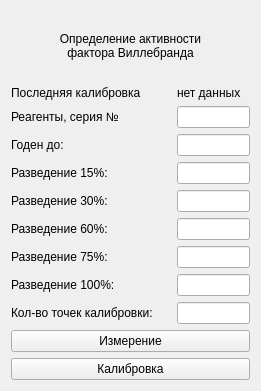
krang4d/Agrekola, file choisedialog/agr2.ui: the form before one commit.
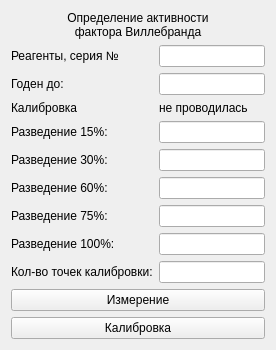
The form after the commit.

Commit message: some chenges in the calculate of data and ui

Diff of the .ui file:
```diff
--- a/choisedialog/agr2.ui
+++ b/choisedialog/agr2.ui
@@ -6,8 +6,8 @@
    <rect>
     <x>0</x>
     <y>0</y>
-    <width>261</width>
-    <height>391</height>
+    <width>276</width>
+    <height>333</height>
    </rect>
   </property>
   <property name="windowTitle">
@@ -31,26 +31,6 @@
    <item>
     <layout class="QFormLayout" name="formLayout">
      <item row="0" column="0">
-      <widget class="QLabel" name="label_1">
-       <property name="text">
-        <string>Последняя калибровка</string>
-       </property>
-      </widget>
-     </item>
-     <item row="0" column="1">
-      <widget class="QLabel" name="label_calibrationData">
-       <property name="minimumSize">
-        <size>
-         <width>40</width>
-         <height>0</height>
-        </size>
-       </property>
-       <property name="text">
-        <string>нет данных</string>
-       </property>
-      </widget>
-     </item>
-     <item row="1" column="0">
       <widget class="QLabel" name="label_2">
        <property name="text">
         <string>Реагенты, серия №</string>
@@ -60,10 +40,10 @@
        </property>
       </widget>
      </item>
-     <item row="1" column="1">
+     <item row="0" column="1">
       <widget class="QLineEdit" name="lineEdit_1"/>
      </item>
-     <item row="2" column="0">
+     <item row="1" column="0">
       <widget class="QLabel" name="label_3">
        <property name="text">
         <string>Годен до:</string>
@@ -73,9 +53,29 @@
        </property>
       </widget>
      </item>
-     <item row="2" column="1">
+     <item row="1" column="1">
       <widget class="QLineEdit" name="lineEdit_2"/>
      </item>
+     <item row="2" column="0">
+      <widget class="QLabel" name="label_1">
+       <property name="text">
+        <string>Калибровка</string>
+       </property>
+      </widget>
+     </item>
+     <item row="2" column="1">
+      <widget class="QLabel" name="label_calibrationData">
+       <property name="minimumSize">
+        <size>
+         <width>40</width>
+         <height>0</height>
+        </size>
+       </property>
+       <property name="text">
+        <string>не проводилась</string>
+       </property>
+      </widget>
+     </item>
      <item row="3" column="0">
       <widget class="QLabel" name="label_4">
        <property name="text">
@@ -145,7 +145,7 @@
       <widget class="QLabel" name="label_10">
        <property name="minimumSize">
         <size>
-         <width>160</width>
+         <width>0</width>
          <height>0</height>
         </size>
        </property>
```
The commit also changes 9 other files.
